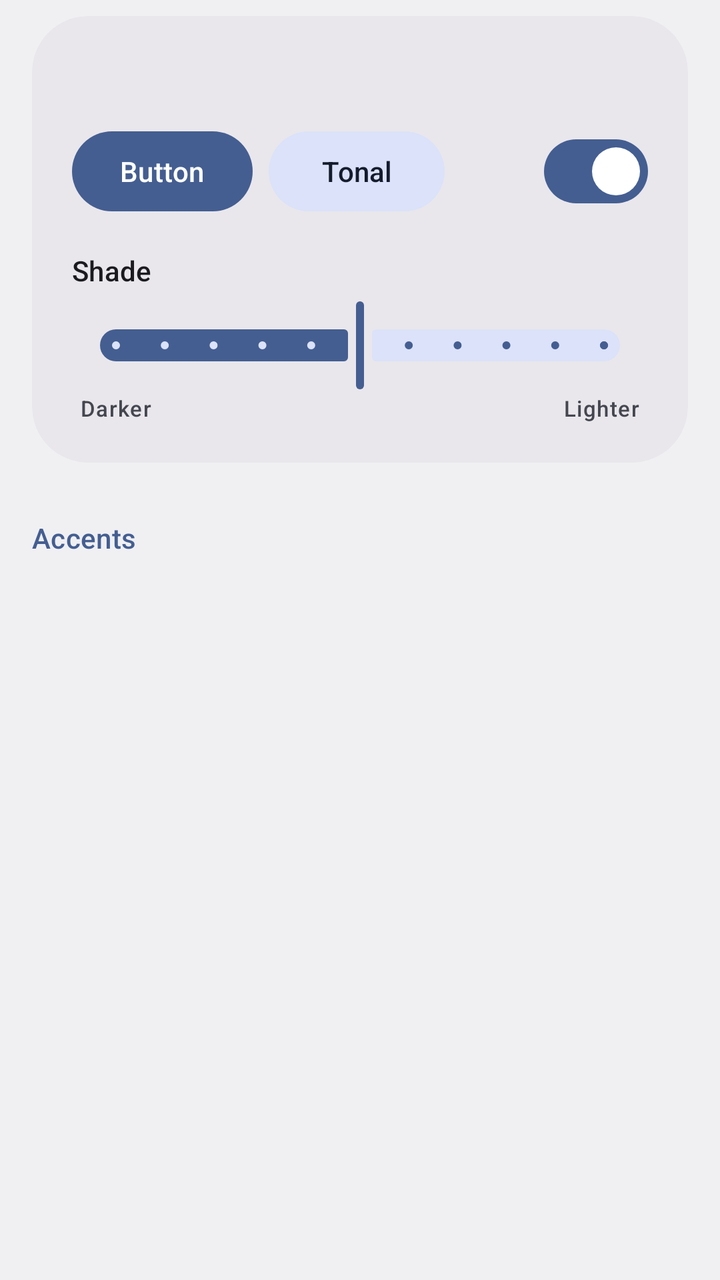
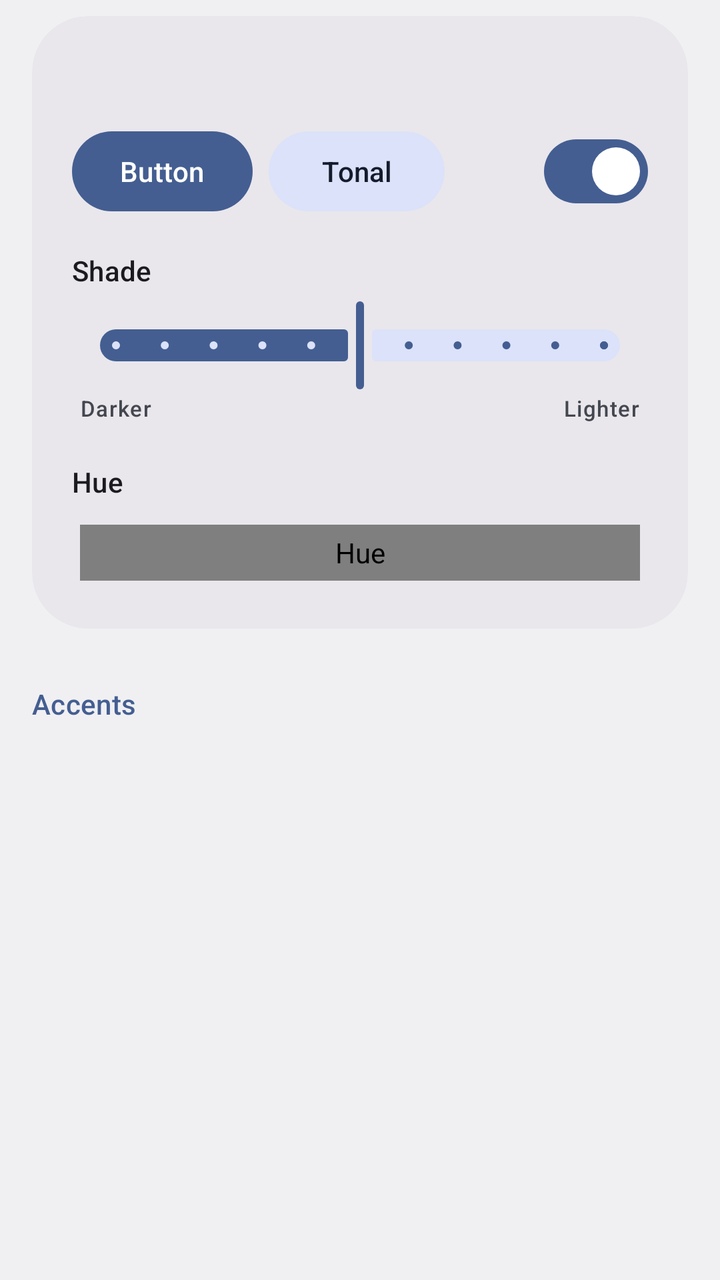

Before-and-after screenshots of an Android layout around one commit, followed by the original layout XML and the change that was made.
<!-- AndroidManifest.xml: application theme android:Theme.DeviceDefault.DayNight -->
<!-- res/layout/remixer_accents.xml -->
<?xml version="1.0" encoding="utf-8"?>
<androidx.core.widget.NestedScrollView
    xmlns:android="http://schemas.android.com/apk/res/android"
    xmlns:app="http://schemas.android.com/apk/res-auto"
    android:layout_width="match_parent"
    android:layout_height="match_parent"
    android:theme="@style/Theme.Material3.DynamicColors.DayNight"
    android:clipToPadding="false"
    android:paddingBottom="24dp">

    <LinearLayout
        android:layout_width="match_parent"
        android:layout_height="wrap_content"
        android:orientation="vertical"
        android:paddingHorizontal="16dp">

        <com.google.android.material.card.MaterialCardView
            style="@style/Widget.Material3.CardView.Filled"
            android:layout_width="match_parent"
            android:layout_height="wrap_content"
            android:layout_marginTop="8dp"
            app:cardBackgroundColor="?attr/colorSurfaceContainerHigh"
            app:cardCornerRadius="28dp">

            <LinearLayout
                android:layout_width="match_parent"
                android:layout_height="wrap_content"
                android:orientation="vertical"
                android:padding="20dp">

                <TextView
                    android:id="@+id/accent_preview_name"
                    android:layout_width="match_parent"
                    android:layout_height="wrap_content"
                    android:textAppearance="?attr/textAppearanceTitleMedium" />

                <LinearLayout
                    android:layout_width="match_parent"
                    android:layout_height="wrap_content"
                    android:layout_marginTop="12dp"
                    android:gravity="center_vertical"
                    android:orientation="horizontal">

                    <com.google.android.material.button.MaterialButton
                        android:id="@+id/accent_preview_filled"
                        android:layout_width="wrap_content"
                        android:layout_height="wrap_content"
                        android:clickable="false"
                        android:focusable="false"
                        android:importantForAccessibility="no"
                        android:text="@string/accent_preview_button" />

                    <com.google.android.material.button.MaterialButton
                        android:id="@+id/accent_preview_tonal"
                        style="@style/Widget.Material3.Button.TonalButton"
                        android:layout_width="wrap_content"
                        android:layout_height="wrap_content"
                        android:layout_marginStart="8dp"
                        android:clickable="false"
                        android:focusable="false"
                        android:importantForAccessibility="no"
                        android:text="@string/accent_preview_tonal" />

                    <Space
                        android:layout_width="0dp"
                        android:layout_height="0dp"
                        android:layout_weight="1" />

                    <com.google.android.material.materialswitch.MaterialSwitch
                        android:id="@+id/accent_preview_switch"
                        android:layout_width="wrap_content"
                        android:layout_height="wrap_content"
                        android:checked="true"
                        android:clickable="false"
                        android:focusable="false"
                        android:importantForAccessibility="no" />
                </LinearLayout>

                <LinearLayout
                    android:layout_width="match_parent"
                    android:layout_height="wrap_content"
                    android:layout_marginTop="16dp"
                    android:gravity="center_vertical"
                    android:orientation="horizontal">

                    <TextView
                        android:layout_width="0dp"
                        android:layout_height="wrap_content"
                        android:layout_weight="1"
                        android:importantForAccessibility="no"
                        android:text="@string/accent_shade"
                        android:textAppearance="?attr/textAppearanceLabelLarge" />

                    <TextView
                        android:id="@+id/accent_shade_value"
                        android:layout_width="wrap_content"
                        android:layout_height="wrap_content"
                        android:importantForAccessibility="no"
                        android:textAppearance="?attr/textAppearanceLabelLarge"
                        android:textColor="?attr/colorOnSurfaceVariant" />
                </LinearLayout>

                <com.google.android.material.slider.Slider
                    android:id="@+id/accent_shade"
                    android:layout_width="match_parent"
                    android:layout_height="wrap_content"
                    android:layout_marginTop="4dp"
                    android:contentDescription="@string/accent_shade"
                    android:stepSize="1"
                    android:value="0"
                    android:valueFrom="-5"
                    android:valueTo="5"
                    app:labelBehavior="gone" />

                <LinearLayout
                    android:layout_width="match_parent"
                    android:layout_height="wrap_content"
                    android:orientation="horizontal"
                    android:paddingHorizontal="4dp">

                    <TextView
                        android:layout_width="0dp"
                        android:layout_height="wrap_content"
                        android:layout_weight="1"
                        android:importantForAccessibility="no"
                        android:text="@string/accent_shade_darker"
                        android:textAppearance="?attr/textAppearanceLabelSmall"
                        android:textColor="?attr/colorOnSurfaceVariant" />

                    <TextView
                        android:layout_width="wrap_content"
                        android:layout_height="wrap_content"
                        android:importantForAccessibility="no"
                        android:text="@string/accent_shade_lighter"
                        android:textAppearance="?attr/textAppearanceLabelSmall"
                        android:textColor="?attr/colorOnSurfaceVariant" />
                </LinearLayout>
            </LinearLayout>
        </com.google.android.material.card.MaterialCardView>

        <TextView
            style="@style/RemixerHeaderSectionTitle"
            android:text="@string/remixer_accents" />

        <androidx.recyclerview.widget.RecyclerView
            android:id="@+id/accents_grid"
            android:layout_width="match_parent"
            android:layout_height="wrap_content"
            android:nestedScrollingEnabled="false" />
    </LinearLayout>
</androidx.core.widget.NestedScrollView>
<!-- resources referenced by this layout -->
<resources>
  <string name="accent_preview_button">Button</string>
  <string name="accent_preview_tonal">Tonal</string>
  <string name="accent_shade">Shade</string>
  <string name="accent_shade_darker">Darker</string>
  <string name="accent_shade_lighter">Lighter</string>
  <string name="remixer_accents">Accents</string>
  <style name="RemixerHeaderSectionTitle">
          <item name="android:layout_width">match_parent</item>
          <item name="android:layout_height">wrap_content</item>
          <item name="android:layout_marginTop">28dp</item>
          <item name="android:layout_marginBottom">8dp</item>
          <item name="android:textAppearance">?attr/textAppearanceTitleSmall</item>
          <item name="android:textColor">?attr/colorPrimary</item>
      </style>
</resources>

<!-- the commit's change to res/layout/remixer_accents.xml (unified diff, before → after) -->
@@ -135,6 +135,39 @@
                         android:textAppearance="?attr/textAppearanceLabelSmall"
                         android:textColor="?attr/colorOnSurfaceVariant" />
                 </LinearLayout>
+
+                <LinearLayout
+                    android:layout_width="match_parent"
+                    android:layout_height="wrap_content"
+                    android:layout_marginTop="20dp"
+                    android:gravity="center_vertical"
+                    android:orientation="horizontal">
+
+                    <TextView
+                        android:layout_width="0dp"
+                        android:layout_height="wrap_content"
+                        android:layout_weight="1"
+                        android:importantForAccessibility="no"
+                        android:text="@string/accent_hue"
+                        android:textAppearance="?attr/textAppearanceLabelLarge" />
+
+                    <TextView
+                        android:id="@+id/accent_hue_value"
+                        android:layout_width="wrap_content"
+                        android:layout_height="wrap_content"
+                        android:importantForAccessibility="no"
+                        android:textAppearance="?attr/textAppearanceLabelLarge"
+                        android:textColor="?attr/colorOnSurfaceVariant" />
+                </LinearLayout>
+
+                <com.resurrection.settings.HueBarView
+                    android:id="@+id/accent_hue"
+                    android:layout_width="match_parent"
+                    android:layout_height="28dp"
+                    android:layout_marginHorizontal="4dp"
+                    android:layout_marginTop="12dp"
+                    android:layout_marginBottom="4dp"
+                    android:contentDescription="@string/accent_hue" />
             </LinearLayout>
         </com.google.android.material.card.MaterialCardView>
 
<!-- resource entries referenced after the edit -->
@@ -1,5 +1,6 @@
 <!-- resources referenced by this layout -->
 <resources>
+  <string name="accent_hue">Hue</string>
   <string name="accent_preview_button">Button</string>
   <string name="accent_preview_tonal">Tonal</string>
   <string name="accent_shade">Shade</string>
